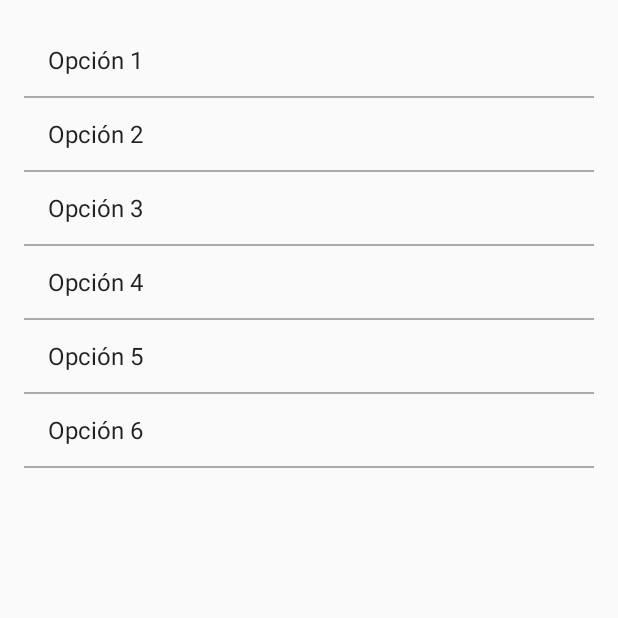
After one commit to EduardoGMora/IHC-app, an Android app: the ListViewActivity screen opened directly, with no data from a screen before it, on a phone screen of 412 x 824 dp, the top half of it. The commit adds this screen. Run offline under Robolectric (Android 15) with nearby library versions, the phone set to English and light mode, and no system bars.

Commit message:
Anadi listview.xml y ListViewActivity.java

```diff
--- /dev/null
+++ b/app/src/main/java/com/claseIHC/myapplication2/ListViewActivity.java
@@ -0,0 +1,66 @@
+package com.claseIHC.myapplication2;
+
+import android.os.Bundle;
+import android.view.View;
+import android.widget.AdapterView;
+import android.widget.ArrayAdapter;
+import android.widget.ListView;
+import android.widget.Toast;
+import androidx.appcompat.app.AppCompatActivity;
+
+public class ListViewActivity extends AppCompatActivity {
+    private ListView listView;  //
+    String[] menuItems = {
+            "Opción 1",
+            "Opción 2",
+            "Opción 3",
+            "Opción 4",
+            "Opción 5",
+            "Opción 6"
+    };
+
+    @Override
+    protected void onCreate(Bundle savedInstanceState) {
+        super.onCreate(savedInstanceState);
+        setContentView(R.layout.listview);
+
+        listView = findViewById(R.id.listView);
+
+        ArrayAdapter<String> adapter = new ArrayAdapter<>(
+                this,
+                android.R.layout.simple_list_item_1,
+                menuItems
+        );
+
+        listView.setAdapter(adapter);
+
+        listView.setOnItemClickListener(new AdapterView.OnItemClickListener() {
+            @Override
+            public void onItemClick(AdapterView<?> parent, View view, int position, long id) {
+                String selectedItem = menuItems[position];
+                Toast.makeText(ListViewActivity.this, "Seleccionaste: " + selectedItem, Toast.LENGTH_SHORT).show();
+
+                switch (position) {
+                    case 0:
+                        // Código para la opción 1
+                        break;
+                    case 1:
+                        // Código para la opción 2
+                        break;
+                    case 2:
+                        // Código para la opción 3
+                        break;
+                    case 3:
+                        // Código para la opción 4
+                        break;
+                    case 4:
+                        // Código para la opción 5
+                        break;
+                    case 5:
+                        // Código para la opción 6
+                        break;
+                }
+            }
+        });
+    }
+}
--- /dev/null
+++ b/app/src/main/res/layout/listview.xml
@@ -0,0 +1,15 @@
+<?xml version="1.0" encoding="utf-8"?>
+<LinearLayout xmlns:android="http://schemas.android.com/apk/res/android"
+    android:layout_width="match_parent"
+    android:layout_height="match_parent"
+    android:orientation="vertical"
+    android:padding="16dp">
+
+    <ListView
+        android:id="@+id/listView"
+        android:layout_width="match_parent"
+        android:layout_height="match_parent"
+        android:divider="@android:color/darker_gray"
+        android:dividerHeight="1dp" />
+
+</LinearLayout>
--- a/app/src/main/res/layout/login.xml
+++ b/app/src/main/res/layout/login.xml
@@ -49,12 +49,14 @@
         android:id="@+id/loginButton"
         android:layout_width="match_parent"
         android:layout_height="wrap_content"
+        android:background="@color/primary"
         android:minHeight="48dp"
-        android:background="@color/primary"
         android:text="Iniciar sesión"
         app:layout_constraintBottom_toBottomOf="parent"
         app:layout_constraintEnd_toEndOf="parent"
+        app:layout_constraintHorizontal_bias="0.0"
         app:layout_constraintStart_toStartOf="parent"
-        app:layout_constraintTop_toBottomOf="@id/passwordEditText" />
+        app:layout_constraintTop_toBottomOf="@id/passwordEditText"
+        app:layout_constraintVertical_bias="0.485" />
 
 </androidx.constraintlayout.widget.ConstraintLayout>
```
Also changed, not shown: app/src/main/AndroidManifest.xml (+8 -1 lines), app/src/main/java/com/claseIHC/myapplication2/Splash.java (+14 -2 lines).
